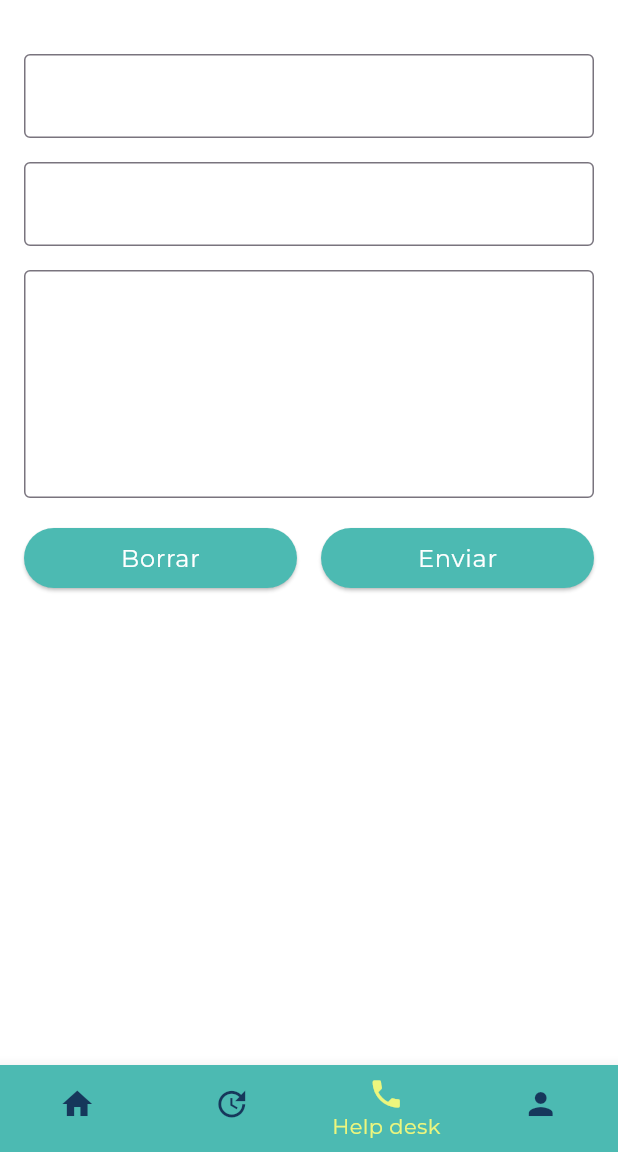
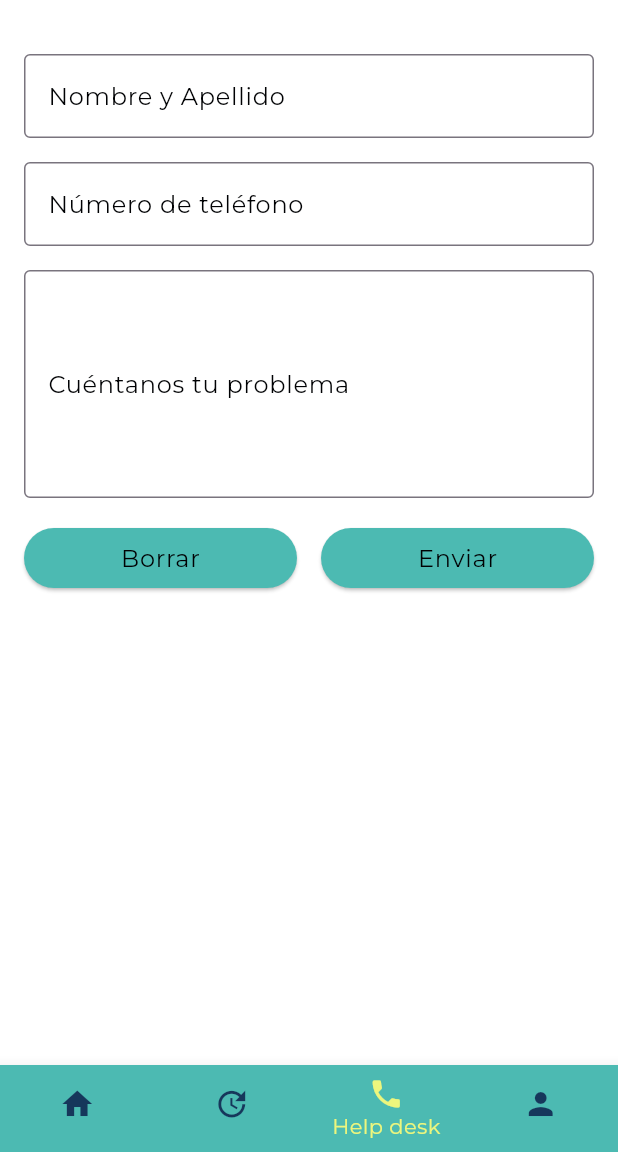
Before and after one commit to Korniev/Luzergia_solar_app, a Flutter app: the HelpDeskScreen screen opened directly, on a phone screen of 412 x 824 dp, the part 84-1236 px from its top. Run offline on Flutter 3.47's test engine with Material 3 defaults, Android fonts, the phone set to English and light mode, and no system bars; our stand-ins replace adaptive_theme, cloud_firestore, firebase_auth, firebase_core, google_fonts; missing offline and left inert: firebase_ui_auth; accounts and stored records are empty.

Commit message:
added all fonts style for white theme

```diff
--- a/lib/styles/app_styles.dart
+++ b/lib/styles/app_styles.dart
@@ -22,15 +22,52 @@ class AppStyles {
     useMaterial3: true,
     scaffoldBackgroundColor: AppStyles.white,
     textTheme: GoogleFonts.montserratTextTheme().copyWith(
-        bodyLarge: GoogleFonts.montserratTextTheme()
-            .bodyLarge
-            ?.copyWith(color: Colors.white),
-        bodyMedium: GoogleFonts.montserratTextTheme()
-            .bodyMedium
-            ?.copyWith(color: Colors.white),
-        bodySmall: GoogleFonts.montserratTextTheme()
-            .bodySmall
-            ?.copyWith(color: Colors.white)),
+      bodyLarge: GoogleFonts.montserratTextTheme()
+          .bodySmall
+          ?.copyWith(color: AppStyles.black),
+      bodyMedium: GoogleFonts.montserratTextTheme()
+          .bodySmall
+          ?.copyWith(color: AppStyles.black),
+      bodySmall: GoogleFonts.montserratTextTheme()
+          .bodySmall
+          ?.copyWith(color: AppStyles.black),
+      titleLarge: GoogleFonts.montserratTextTheme()
+          .titleLarge
+          ?.copyWith(color: AppStyles.black),
+      titleMedium: GoogleFonts.montserratTextTheme()
+          .titleMedium
+          ?.copyWith(color: AppStyles.black),
+      titleSmall: GoogleFonts.montserratTextTheme()
+          .titleSmall
+          ?.copyWith(color: AppStyles.black),
+      labelLarge: GoogleFonts.montserratTextTheme()
+          .labelLarge
+          ?.copyWith(color: AppStyles.black),
+      labelMedium: GoogleFonts.montserratTextTheme()
+          .labelMedium
+          ?.copyWith(color: AppStyles.black),
+      labelSmall: GoogleFonts.montserratTextTheme()
+          .labelLarge
+          ?.copyWith(color: AppStyles.black),
+      displayLarge: GoogleFonts.montserratTextTheme()
+          .displayLarge
+          ?.copyWith(color: AppStyles.black),
+      displayMedium: GoogleFonts.montserratTextTheme()
+          .displayMedium
+          ?.copyWith(color: AppStyles.black),
+      displaySmall: GoogleFonts.montserratTextTheme()
+          .displaySmall
+          ?.copyWith(color: AppStyles.black),
+      headlineLarge: GoogleFonts.montserratTextTheme()
+          .headlineLarge
+          ?.copyWith(color: AppStyles.black),
+      headlineMedium: GoogleFonts.montserratTextTheme()
+          .headlineMedium
+          ?.copyWith(color: AppStyles.black),
+      headlineSmall: GoogleFonts.montserratTextTheme()
+          .headlineSmall
+          ?.copyWith(color: AppStyles.black),
+    ),
     bottomNavigationBarTheme: const BottomNavigationBarThemeData(
       backgroundColor: AppStyles.pantone2,
       selectedItemColor: AppStyles.mindAro,
```
